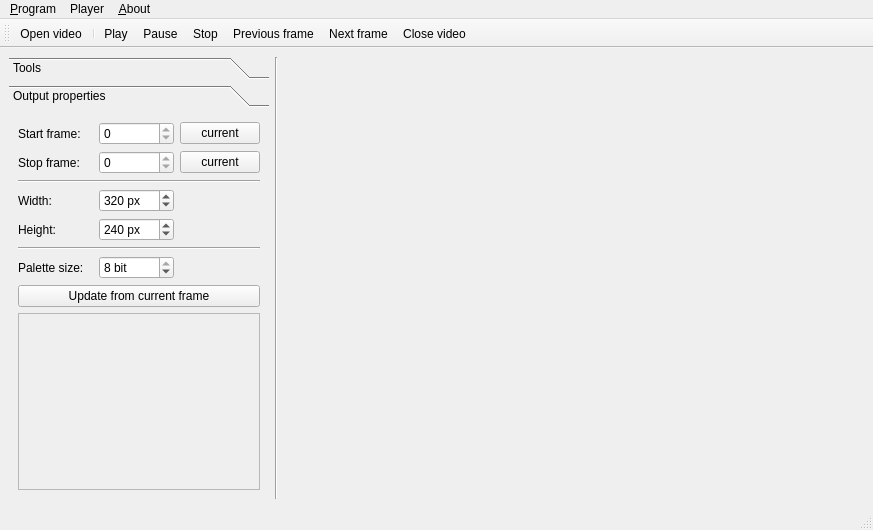
First picture: the form in ui/mainwindow.ui, repository Apkawa/QGifer, before the edit.
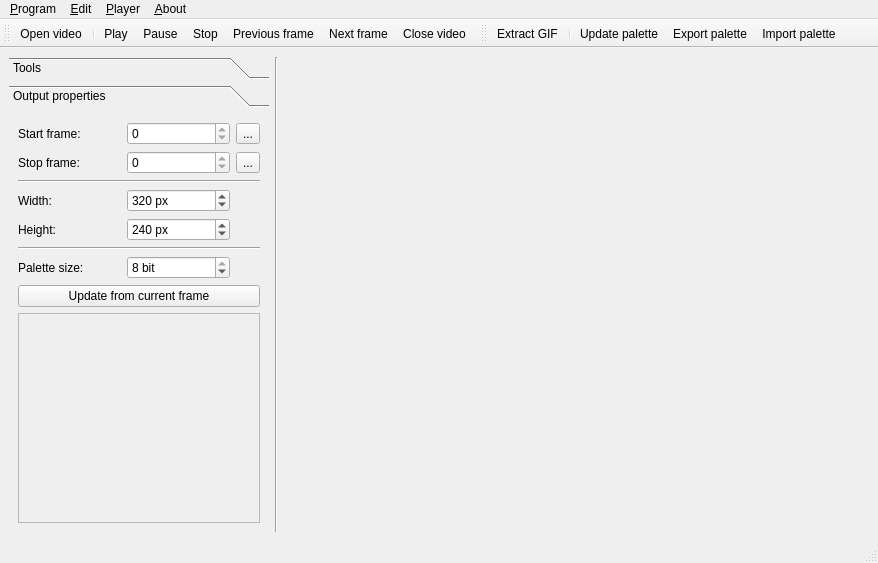
Second picture: the form after the edit. Icons and pictures are not drawn. Custom widgets are drawn as their Qt base class.

Commit message: added temporary icons and a few changes

Diff of the .ui file:
```diff
--- a/ui/mainwindow.ui
+++ b/ui/mainwindow.ui
@@ -6,8 +6,8 @@
    <rect>
     <x>0</x>
     <y>0</y>
-    <width>873</width>
-    <height>530</height>
+    <width>878</width>
+    <height>563</height>
    </rect>
   </property>
   <property name="windowTitle">
@@ -82,7 +82,7 @@
          <x>0</x>
          <y>0</y>
          <width>250</width>
-         <height>381</height>
+         <height>414</height>
         </rect>
        </property>
        <attribute name="label">
@@ -103,13 +103,6 @@
           </property>
          </widget>
         </item>
-        <item row="0" column="2">
-         <widget class="QPushButton" name="startCrButton">
-          <property name="text">
-           <string>current</string>
-          </property>
-         </widget>
-        </item>
         <item row="1" column="0">
          <widget class="QLabel" name="label_2">
           <property name="text">
@@ -124,13 +117,6 @@
           </property>
          </widget>
         </item>
-        <item row="1" column="2">
-         <widget class="QPushButton" name="stopCrButton">
-          <property name="text">
-           <string>current</string>
-          </property>
-         </widget>
-        </item>
         <item row="2" column="0" colspan="3">
          <widget class="Line" name="line">
           <property name="orientation">
@@ -235,7 +221,7 @@
              <x>0</x>
              <y>0</y>
              <width>236</width>
-             <height>194</height>
+             <height>227</height>
             </rect>
            </property>
            <layout class="QGridLayout" name="gridLayout_4">
@@ -246,6 +232,26 @@
           </widget>
          </widget>
         </item>
+        <item row="0" column="2">
+         <widget class="QToolButton" name="upStartButton">
+          <property name="toolTip">
+           <string>Start from current frame</string>
+          </property>
+          <property name="text">
+           <string>...</string>
+          </property>
+         </widget>
+        </item>
+        <item row="1" column="2">
+         <widget class="QToolButton" name="upStopButton">
+          <property name="toolTip">
+           <string>Stop at current frame</string>
+          </property>
+          <property name="text">
+           <string>...</string>
+          </property>
+         </widget>
+        </item>
        </layout>
       </widget>
      </widget>
@@ -264,7 +270,7 @@
     <rect>
      <x>0</x>
      <y>0</y>
-     <width>873</width>
+     <width>878</width>
      <height>20</height>
     </rect>
    </property>
@@ -286,7 +292,7 @@
    </widget>
    <widget class="QMenu" name="menuPlayer">
     <property name="title">
-     <string>Player</string>
+     <string>&amp;Player</string>
     </property>
     <addaction name="actionOpenVideo"/>
     <addaction name="separator"/>
@@ -305,7 +311,21 @@
     </property>
     <addaction name="actionAbout"/>
    </widget>
+   <widget class="QMenu" name="menuEdit">
+    <property name="title">
+     <string>&amp;Edit</string>
+    </property>
+    <addaction name="actionUpdatePalette"/>
+    <addaction name="actionI_mport_palette"/>
+    <addaction name="action_Export_palette"/>
+    <addaction name="separator"/>
+    <addaction name="actionSetAsStart"/>
+    <addaction name="actionSetAsStop"/>
+    <addaction name="separator"/>
+    <addaction name="actionExtractGif"/>
+   </widget>
    <addaction name="menu_Program"/>
+   <addaction name="menuEdit"/>
    <addaction name="menuPlayer"/>
    <addaction name="menu_Help"/>
   </widget>
@@ -335,6 +355,28 @@
    <addaction name="actionNextFrame"/>
    <addaction name="actionCloseVideo"/>
   </widget>
+  <widget class="QToolBar" name="toolBar_2">
+   <property name="windowTitle">
+    <string>toolBar_2</string>
+   </property>
+   <property name="iconSize">
+    <size>
+     <width>32</width>
+     <height>32</height>
+    </size>
+   </property>
+   <attribute name="toolBarArea">
+    <enum>TopToolBarArea</enum>
+   </attribute>
+   <attribute name="toolBarBreak">
+    <bool>false</bool>
+   </attribute>
+   <addaction name="actionExtractGif"/>
+   <addaction name="separator"/>
+   <addaction name="actionUpdatePalette"/>
+   <addaction name="action_Export_palette"/>
+   <addaction name="actionI_mport_palette"/>
+  </widget>
   <action name="actionOpenVideo">
    <property name="icon">
     <iconset resource="../res.qrc">
@@ -441,6 +483,52 @@
     <string>E&amp;xtract GIF...</string>
    </property>
   </action>
+  <action name="actionUpdatePalette">
+   <property name="icon">
+    <iconset resource="../res.qrc">
+     <normaloff>:/res/palette.png</normaloff>:/res/palette.png</iconset>
+   </property>
+   <property name="text">
+    <string>Update &amp;palette</string>
+   </property>
+   <property name="shortcut">
+    <string>Ctrl+P</string>
+   </property>
+  </action>
+  <action name="actionSetAsStart">
+   <property name="icon">
+    <iconset resource="../res.qrc">
+     <normaloff>:/res/fromimg.png</normaloff>:/res/fromimg.png</iconset>
+   </property>
+   <property name="text">
+    <string>&amp;Start from current frame</string>
+   </property>
+   <property name="shortcut">
+    <string>Ctrl+B</string>
+   </property>
+  </action>
+  <action name="actionSetAsStop">
+   <property name="icon">
+    <iconset resource="../res.qrc">
+     <normaloff>:/res/fromimg.png</normaloff>:/res/fromimg.png</iconset>
+   </property>
+   <property name="text">
+    <string>S&amp;top at current frame</string>
+   </property>
+   <property name="shortcut">
+    <string>Ctrl+E</string>
+   </property>
+  </action>
+  <action name="action_Export_palette">
+   <property name="text">
+    <string>&amp;Export palette...</string>
+   </property>
+  </action>
+  <action name="actionI_mport_palette">
+   <property name="text">
+    <string>I&amp;mport palette...</string>
+   </property>
+  </action>
  </widget>
  <customwidgets>
   <customwidget>
```
Left out of the diff: 15 changed lines with no effect on the pictures. The commit also changes 4 other files.
